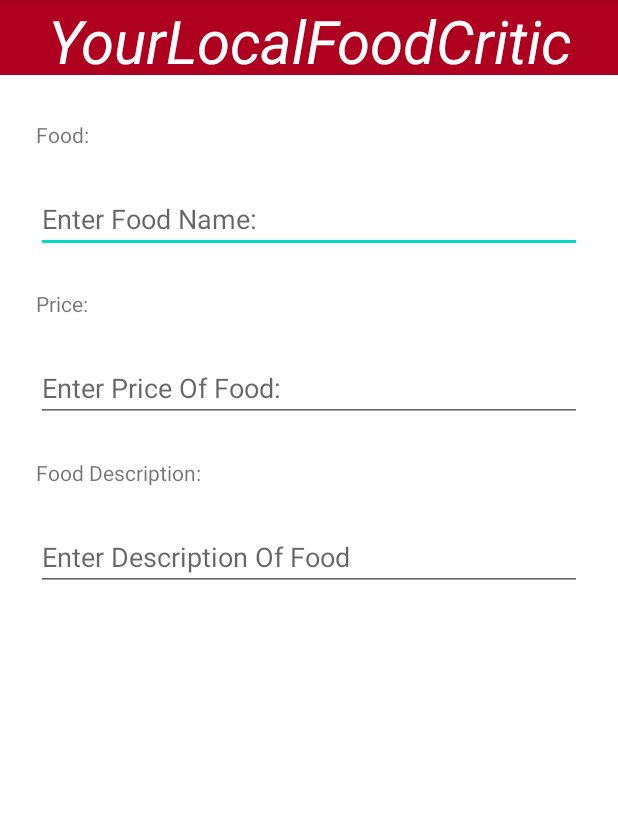
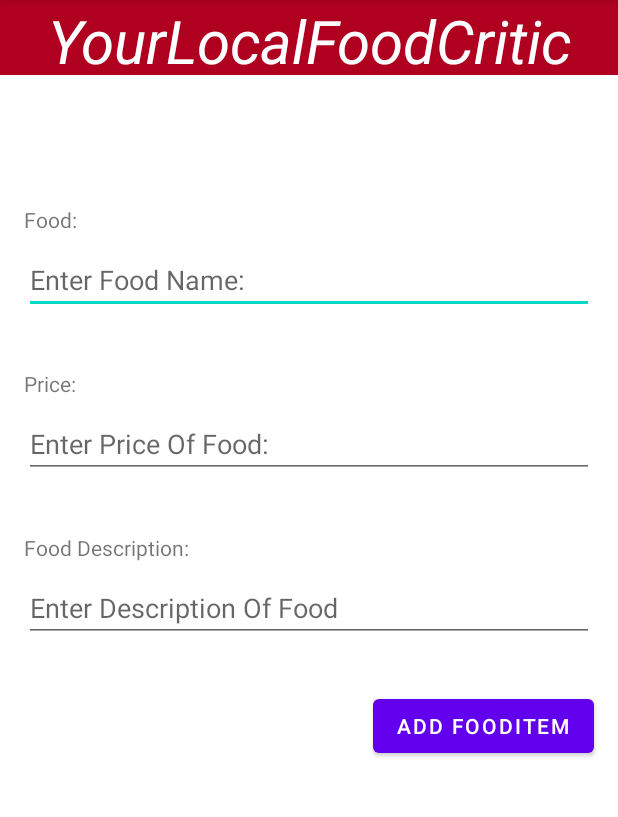
Before and after one commit to sahildev98/Android_FoodCriticDatabaseApp, an Android app: the AddFoodActivity screen opened directly, with no data from a screen before it, on a phone screen of 412 x 824 dp, the part 84-901 px from its top. Run offline under Robolectric (Android 15) with nearby library versions, the phone set to English and light mode, and no system bars; 1 statement that could not run was skipped.

Commit message:
Updated Constraints layout.

```diff
--- a/app/src/main/res/layout/activity_add_food.xml
+++ b/app/src/main/res/layout/activity_add_food.xml
@@ -7,96 +7,104 @@
     tools:context=".AddFoodActivity">
 
     <TextView
+        android:id="@+id/restaurantNameText"
+        android:layout_width="0dp"
+        android:layout_height="40dp"
+        android:layout_marginStart="16dp"
+        android:layout_marginLeft="16dp"
+        android:layout_marginTop="16dp"
+        android:layout_marginEnd="16dp"
+        android:layout_marginRight="16dp"
+        app:layout_constraintEnd_toEndOf="@+id/fragment_container_view"
+        app:layout_constraintStart_toStartOf="@+id/fragment_container_view"
+        app:layout_constraintTop_toBottomOf="@+id/fragment_container_view" />
+
+    <TextView
         android:id="@+id/foodLbl"
         android:layout_width="wrap_content"
         android:layout_height="wrap_content"
-        android:layout_marginStart="24dp"
-        android:layout_marginLeft="24dp"
-        android:layout_marginTop="80dp"
+        android:layout_marginBottom="8dp"
         android:text="@string/food_Lbl"
-        app:layout_constraintStart_toStartOf="parent"
-        app:layout_constraintTop_toTopOf="parent" />
+        app:layout_constraintBottom_toTopOf="@+id/foodTextbox"
+        app:layout_constraintStart_toStartOf="@+id/foodTextbox" />
 
     <EditText
         android:id="@+id/foodTextbox"
         android:layout_width="0dp"
         android:layout_height="wrap_content"
-        android:layout_marginStart="24dp"
-        android:layout_marginLeft="24dp"
-        android:layout_marginTop="24dp"
-        android:layout_marginEnd="24dp"
-        android:layout_marginRight="24dp"
+        android:layout_marginTop="48dp"
         android:autofillHints="@string/food_Name"
         android:ems="10"
+        android:hint="@string/food_Name"
+        android:inputType="text"
         android:labelFor="@id/foodTextbox"
-        android:inputType="text"
-        android:hint="@string/food_Name"
-        app:layout_constraintEnd_toEndOf="parent"
-        app:layout_constraintStart_toStartOf="parent"
-        app:layout_constraintTop_toBottomOf="@+id/foodLbl" />
+        app:layout_constraintEnd_toEndOf="@+id/restaurantNameText"
+        app:layout_constraintStart_toStartOf="@+id/restaurantNameText"
+        app:layout_constraintTop_toBottomOf="@+id/restaurantNameText" />
 
     <TextView
         android:id="@+id/price_Lbl"
         android:layout_width="wrap_content"
         android:layout_height="wrap_content"
-        android:layout_marginStart="24dp"
-        android:layout_marginLeft="24dp"
-        android:layout_marginTop="24dp"
+        android:layout_marginBottom="8dp"
         android:text="@string/price_Lbl"
-        app:layout_constraintStart_toStartOf="parent"
-        app:layout_constraintTop_toBottomOf="@+id/foodTextbox" />
+        app:layout_constraintBottom_toTopOf="@+id/priceTextbox"
+        app:layout_constraintStart_toStartOf="@+id/priceTextbox" />
 
     <EditText
         android:id="@+id/priceTextbox"
         android:layout_width="0dp"
         android:layout_height="wrap_content"
-        android:layout_marginStart="24dp"
-        android:layout_marginLeft="24dp"
-        android:layout_marginTop="24dp"
-        android:layout_marginEnd="24dp"
-        android:layout_marginRight="24dp"
+        android:layout_marginTop="64dp"
         android:autofillHints="@string/price_TextBox"
         android:ems="10"
         android:hint="@string/price_TextBox"
         android:inputType="numberDecimal"
         android:labelFor="@id/priceTextbox"
-        app:layout_constraintEnd_toEndOf="parent"
-        app:layout_constraintStart_toStartOf="parent"
-        app:layout_constraintTop_toBottomOf="@+id/price_Lbl" />
+        app:layout_constraintEnd_toEndOf="@+id/foodTextbox"
+        app:layout_constraintStart_toStartOf="@+id/foodTextbox"
+        app:layout_constraintTop_toBottomOf="@+id/foodTextbox" />
 
     <TextView
         android:id="@+id/descriptionLbl"
         android:layout_width="wrap_content"
         android:layout_height="wrap_content"
-        android:layout_marginStart="24dp"
-        android:layout_marginLeft="24dp"
-        android:layout_marginTop="24dp"
+        android:layout_marginBottom="8dp"
         android:text="@string/descriptionLbl"
-        app:layout_constraintStart_toStartOf="parent"
-        app:layout_constraintTop_toBottomOf="@+id/priceTextbox" />
+        app:layout_constraintBottom_toTopOf="@+id/descriptionTextbox"
+        app:layout_constraintStart_toStartOf="@+id/descriptionTextbox" />
 
     <EditText
         android:id="@+id/descriptionTextbox"
         android:layout_width="0dp"
         android:layout_height="wrap_content"
-        android:layout_marginStart="24dp"
-        android:layout_marginLeft="24dp"
-        android:layout_marginTop="24dp"
-        android:layout_marginEnd="24dp"
-        android:layout_marginRight="24dp"
+        android:layout_marginTop="64dp"
+        android:autofillHints="@string/descriptionTextbox"
         android:ems="10"
-        android:autofillHints="@string/descriptionTextbox"
         android:hint="@string/descriptionTextbox"
+        android:inputType="text"
         android:labelFor="@id/descriptionTextbox"
-        android:inputType="text"
-        app:layout_constraintEnd_toEndOf="parent"
-        app:layout_constraintStart_toStartOf="parent"
-        app:layout_constraintTop_toBottomOf="@+id/descriptionLbl" />
+        app:layout_constraintEnd_toEndOf="@+id/priceTextbox"
+        app:layout_constraintStart_toStartOf="@+id/priceTextbox"
+        app:layout_constraintTop_toBottomOf="@+id/priceTextbox" />
+
+    <Button
+        android:id="@+id/addFoodItemBtn"
+        android:layout_width="wrap_content"
+        android:layout_height="wrap_content"
+        android:layout_marginTop="32dp"
+        android:text="Add FoodItem"
+        app:layout_constraintEnd_toEndOf="@+id/descriptionTextbox"
+        app:layout_constraintTop_toBottomOf="@+id/descriptionTextbox" />
 
     <androidx.fragment.app.FragmentContainerView
         android:id="@+id/fragment_container_view"
         android:layout_width="match_parent"
-        android:layout_height="match_parent" >
+        android:layout_height="60dp"
+        app:layout_constraintEnd_toEndOf="parent"
+        app:layout_constraintHorizontal_bias="0.0"
+        app:layout_constraintStart_toStartOf="parent"
+        app:layout_constraintTop_toTopOf="parent">
 
     </androidx.fragment.app.FragmentContainerView>
 
```
